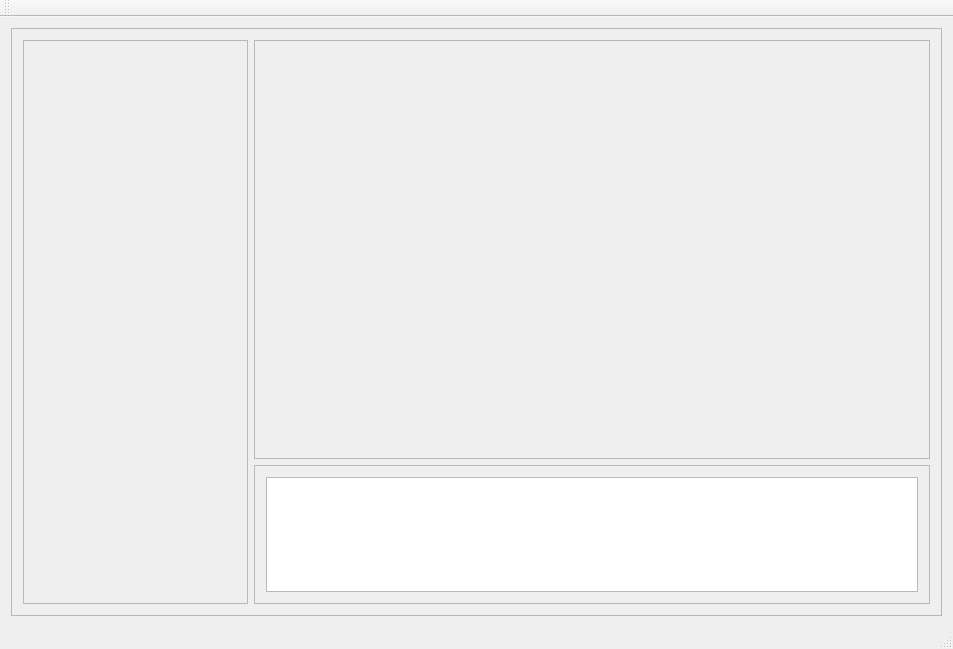
Qt form mainwindow.ui (iegrsy/QCustomPlot) before a commit.
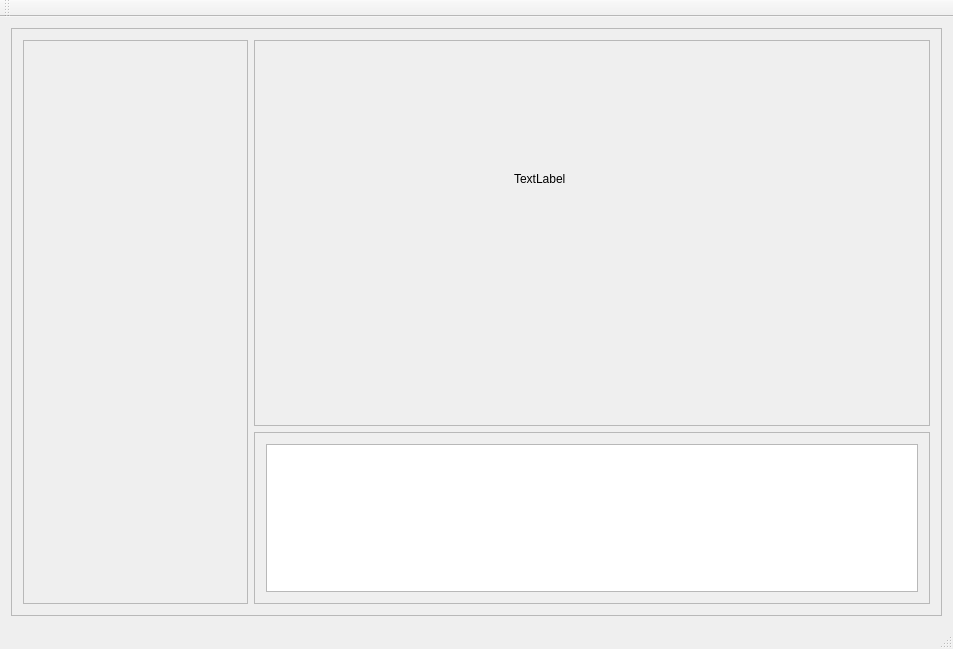
The same form after that commit. Custom widgets are drawn as their Qt base class.

What changed in the file:
```diff
--- a/mainwindow.ui
+++ b/mainwindow.ui
@@ -29,7 +29,7 @@
       <property name="frameShadow">
        <enum>QFrame::Raised</enum>
       </property>
-      <layout class="QGridLayout" name="gridLayout" rowstretch="9,3" columnstretch="3,9">
+      <layout class="QGridLayout" name="gridLayout" rowstretch="9,4" columnstretch="3,9">
        <item row="0" column="0" rowspan="2">
         <widget class="QFrame" name="frame_4">
          <property name="frameShape">
@@ -48,6 +48,19 @@
          <property name="frameShadow">
           <enum>QFrame::Raised</enum>
          </property>
+         <widget class="QLabel" name="label">
+          <property name="geometry">
+           <rect>
+            <x>260</x>
+            <y>130</y>
+            <width>67</width>
+            <height>17</height>
+           </rect>
+          </property>
+          <property name="text">
+           <string>TextLabel</string>
+          </property>
+         </widget>
         </widget>
        </item>
        <item row="1" column="1">
```
